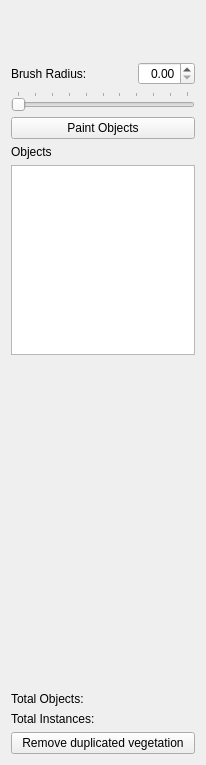
aws/lumberyard, file dev/Code/Sandbox/Editor/VegetationPanel.ui: the form before one commit.
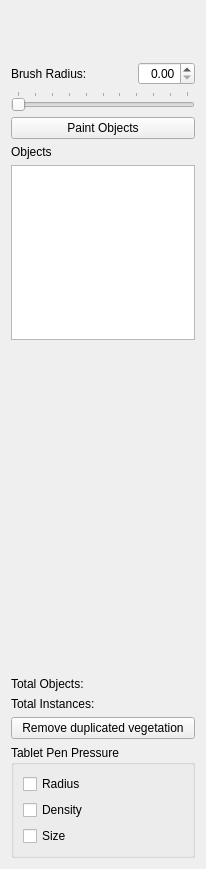
The form after the commit. Icons and pictures are not drawn. Custom widgets are drawn as their Qt base class.

Commit message:
VegetationTool config
+options for pressure control to radius, density & size
+visualization current radius

Patch:
```diff
--- a/dev/Code/Sandbox/Editor/VegetationPanel.ui
+++ b/dev/Code/Sandbox/Editor/VegetationPanel.ui
@@ -7,10 +7,10 @@
     <x>0</x>
     <y>0</y>
     <width>206</width>
-    <height>765</height>
+    <height>855</height>
    </rect>
   </property>
-  <layout class="QVBoxLayout" name="verticalLayout" stretch="0,0,0,0,0,0,1,0,0,0">
+  <layout class="QVBoxLayout" name="verticalLayout" stretch="0,0,0,0,0,0,1,0,0,0,0">
    <item>
     <layout class="QGridLayout" name="gridLayout">
      <property name="spacing">
@@ -529,6 +529,36 @@
      </property>
     </widget>
    </item>
+   <item>
+    <widget class="QGroupBox" name="groupBox">
+     <property name="title">
+      <string>Tablet Pen Pressure</string>
+     </property>
+     <layout class="QVBoxLayout" name="verticalLayout_2">
+      <item>
+       <widget class="QCheckBox" name="pressureRadius">
+        <property name="text">
+         <string>Radius</string>
+        </property>
+       </widget>
+      </item>
+      <item>
+       <widget class="QCheckBox" name="pressureDensity">
+        <property name="text">
+         <string>Density</string>
+        </property>
+       </widget>
+      </item>
+      <item>
+       <widget class="QCheckBox" name="pressureSize">
+        <property name="text">
+         <string>Size</string>
+        </property>
+       </widget>
+      </item>
+     </layout>
+    </widget>
+   </item>
   </layout>
  </widget>
  <customwidgets>
```
The commit also changes 8 other files.
